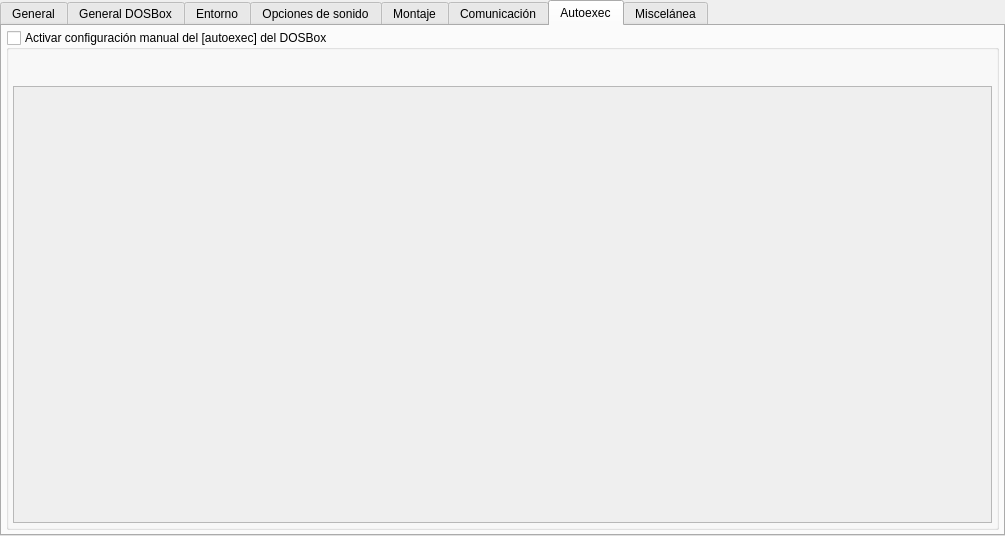
First picture: the form in ui/addedit_dosbox.ui, repository Monthy/gr-lida, before the edit.
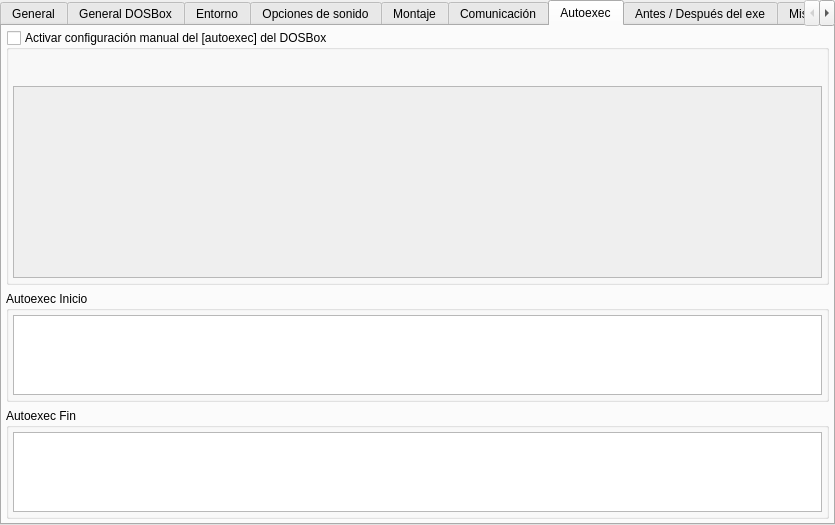
Second picture: the form after the edit. The open tabs and pages were chosen to show the change. Icons and pictures are not drawn.

Diff of the .ui file:
```diff
--- a/ui/addedit_dosbox.ui
+++ b/ui/addedit_dosbox.ui
@@ -6,8 +6,8 @@
    <rect>
     <x>0</x>
     <y>0</y>
-    <width>1005</width>
-    <height>536</height>
+    <width>835</width>
+    <height>525</height>
    </rect>
   </property>
   <property name="windowTitle">
@@ -2556,8 +2556,17 @@
    <attribute name="title">
     <string>Autoexec</string>
    </attribute>
-   <layout class="QVBoxLayout" name="verticalLayout_7">
-    <property name="margin">
+   <layout class="QVBoxLayout" name="verticalLayout_17" stretch="0,1,1">
+    <property name="leftMargin">
+     <number>4</number>
+    </property>
+    <property name="topMargin">
+     <number>4</number>
+    </property>
+    <property name="rightMargin">
+     <number>4</number>
+    </property>
+    <property name="bottomMargin">
      <number>4</number>
     </property>
     <item>
@@ -2757,6 +2766,121 @@
       </layout>
      </widget>
     </item>
+    <item>
+     <widget class="QGroupBox" name="groupBox_14">
+      <property name="title">
+       <string>Autoexec Inicio</string>
+      </property>
+      <layout class="QVBoxLayout" name="verticalLayout_16">
+       <property name="leftMargin">
+        <number>4</number>
+       </property>
+       <property name="topMargin">
+        <number>4</number>
+       </property>
+       <property name="rightMargin">
+        <number>4</number>
+       </property>
+       <property name="bottomMargin">
+        <number>4</number>
+       </property>
+       <item>
+        <widget class="QPlainTextEdit" name="txtDbx_Autoexec_ini"/>
+       </item>
+      </layout>
+     </widget>
+    </item>
+    <item>
+     <widget class="QGroupBox" name="groupBox_15">
+      <property name="title">
+       <string>Autoexec Fin</string>
+      </property>
+      <layout class="QVBoxLayout" name="verticalLayout">
+       <property name="leftMargin">
+        <number>4</number>
+       </property>
+       <property name="topMargin">
+        <number>4</number>
+       </property>
+       <property name="rightMargin">
+        <number>4</number>
+       </property>
+       <property name="bottomMargin">
+        <number>4</number>
+       </property>
+       <item>
+        <widget class="QPlainTextEdit" name="txtDbx_Autoexec_fin"/>
+       </item>
+      </layout>
+     </widget>
+    </item>
+   </layout>
+  </widget>
+  <widget class="QWidget" name="tabDbx_autoexec_ini_fin_exe">
+   <attribute name="title">
+    <string>Antes / Después del exe</string>
+   </attribute>
+   <layout class="QVBoxLayout" name="verticalLayout_18">
+    <property name="leftMargin">
+     <number>4</number>
+    </property>
+    <property name="topMargin">
+     <number>4</number>
+    </property>
+    <property name="rightMargin">
+     <number>4</number>
+    </property>
+    <property name="bottomMargin">
+     <number>4</number>
+    </property>
+    <item>
+     <widget class="QGroupBox" name="groupBox_16">
+      <property name="title">
+       <string>Antes de ejecutar el exe</string>
+      </property>
+      <layout class="QVBoxLayout" name="verticalLayout_19">
+       <property name="leftMargin">
+        <number>4</number>
+       </property>
+       <property name="topMargin">
+        <number>4</number>
+       </property>
+       <property name="rightMargin">
+        <number>4</number>
+       </property>
+       <property name="bottomMargin">
+        <number>4</number>
+       </property>
+       <item>
+        <widget class="QPlainTextEdit" name="txtDbx_Autoexec_ini_exe"/>
+       </item>
+      </layout>
+     </widget>
+    </item>
+    <item>
+     <widget class="QGroupBox" name="groupBox_17">
+      <property name="title">
+       <string>Después  de ejecutar el exe</string>
+      </property>
+      <layout class="QVBoxLayout" name="verticalLayout_20">
+       <property name="leftMargin">
+        <number>4</number>
+       </property>
+       <property name="topMargin">
+        <number>4</number>
+       </property>
+       <property name="rightMargin">
+        <number>4</number>
+       </property>
+       <property name="bottomMargin">
+        <number>4</number>
+       </property>
+       <item>
+        <widget class="QPlainTextEdit" name="txtDbx_Autoexec_fin_exe"/>
+       </item>
+      </layout>
+     </widget>
+    </item>
    </layout>
   </widget>
   <widget class="QWidget" name="tabDbx_8">
```
Left out of the diff: 353 changed lines with no effect on the pictures.
